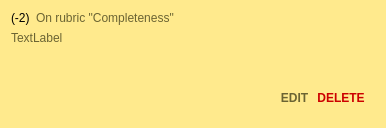
wassgha/TurboGrade, file TurboGrade/ui/commentcard.ui: the form before one commit.
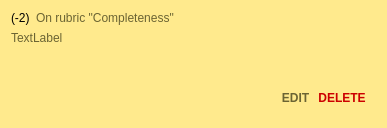
The form after the commit.

Patch:
```diff
--- a/TurboGrade/ui/commentcard.ui
+++ b/TurboGrade/ui/commentcard.ui
@@ -6,12 +6,12 @@
    <rect>
     <x>0</x>
     <y>0</y>
-    <width>386</width>
+    <width>387</width>
     <height>128</height>
    </rect>
   </property>
   <property name="sizePolicy">
-   <sizepolicy hsizetype="Expanding" vsizetype="Fixed">
+   <sizepolicy hsizetype="Preferred" vsizetype="Fixed">
     <horstretch>0</horstretch>
     <verstretch>0</verstretch>
    </sizepolicy>
@@ -136,7 +136,7 @@
         </property>
         <property name="sizeHint" stdset="0">
          <size>
-          <width>40</width>
+          <width>0</width>
           <height>20</height>
          </size>
         </property>
```
